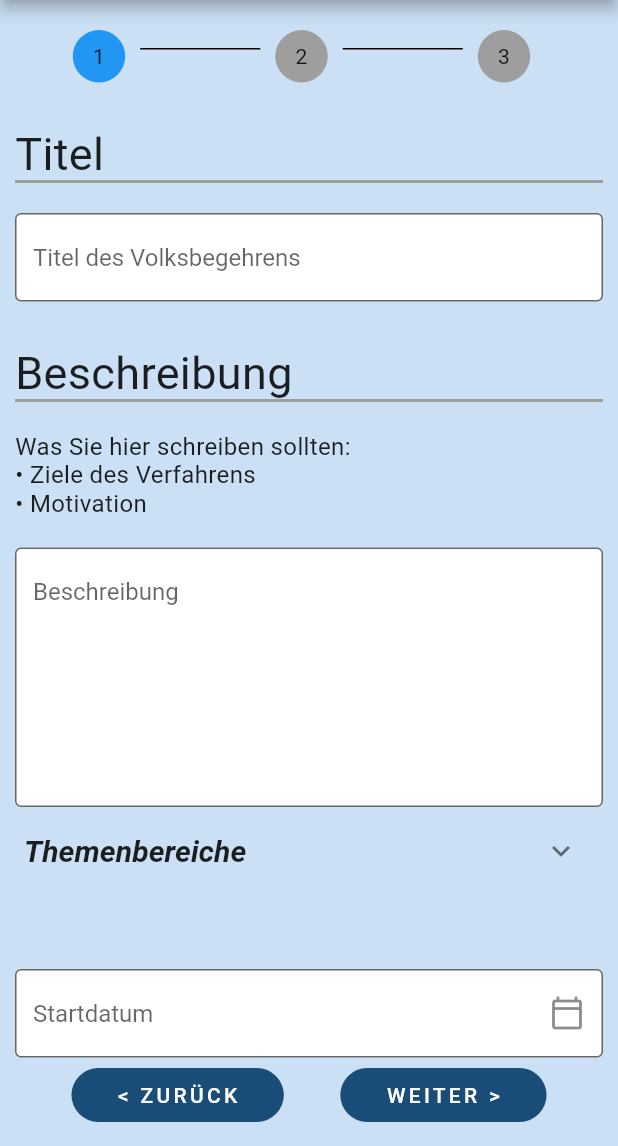
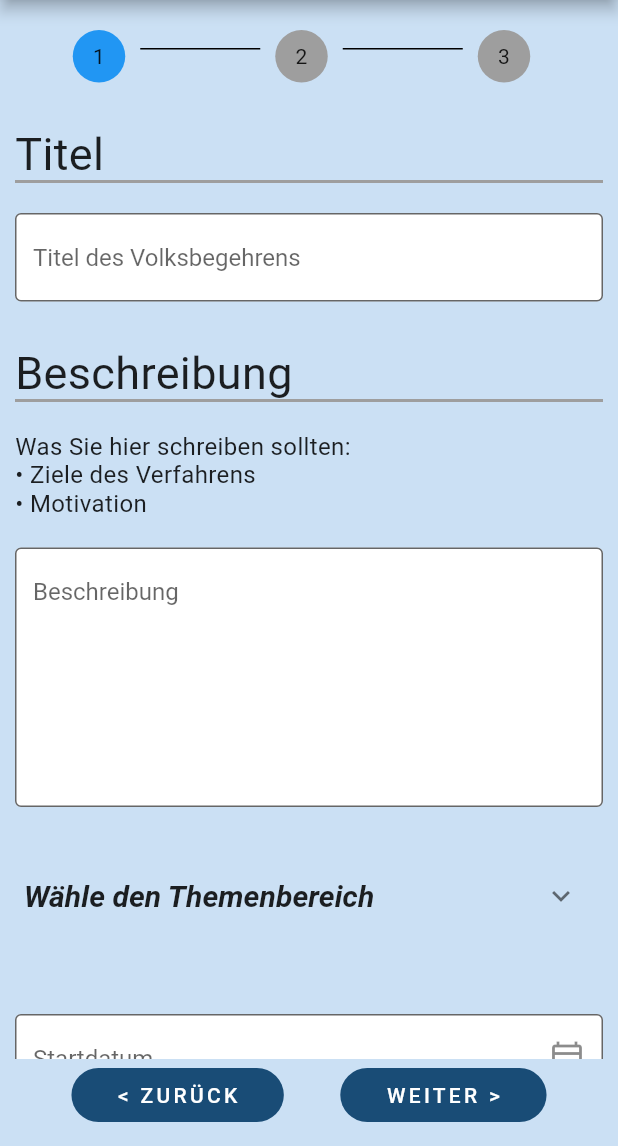
Before and after one commit to thob97/App-for-Strengthening-Direct-Democratic-Processes, a Flutter app: the NewProcedure1 screen opened directly, on a phone screen of 412 x 824 dp, the part 90-1236 px from its top. Run offline on Flutter 3.47's test engine with Material 2 defaults, Android fonts, the phone set to English and light mode, and no system bars; our stand-ins replace charts_flutter, community_material_icon, email_validator, file_picker, flutter_map, flutter_slidable and 9 more; missing offline and left inert: flutter_map_marker_popup, flutter_pdfview; network calls fail.

Commit message:
refactor: initial text to choose category style: padding value above categories

```diff
--- a/lib/pages/create_new_procedure/new_procedure1.dart
+++ b/lib/pages/create_new_procedure/new_procedure1.dart
@@ -26,7 +26,7 @@ class _NewProcedureState1 extends State<NewProcedure1> {
       TextEditingController();
   final TextEditingController textEditingControllerWebsite =
       TextEditingController();
-  String selected = 'Themenbereiche';
+  String selected = 'Wähle den Themenbereich';
   DateTime selectedDate = DateTime.now();
 
   @override
@@ -88,7 +88,7 @@ class _NewProcedureState1 extends State<NewProcedure1> {
               shrinkWrap: true,
               physics: const NeverScrollableScrollPhysics(),
               itemCount: categories.length,
-              padding: const EdgeInsets.only(right: 10, bottom: 30),
+              padding: const EdgeInsets.only(right: 10, bottom: 30, top: 30),
               itemBuilder: (context, i) {
                 return ExpansionTile(
                   key: GlobalKey(),
```
